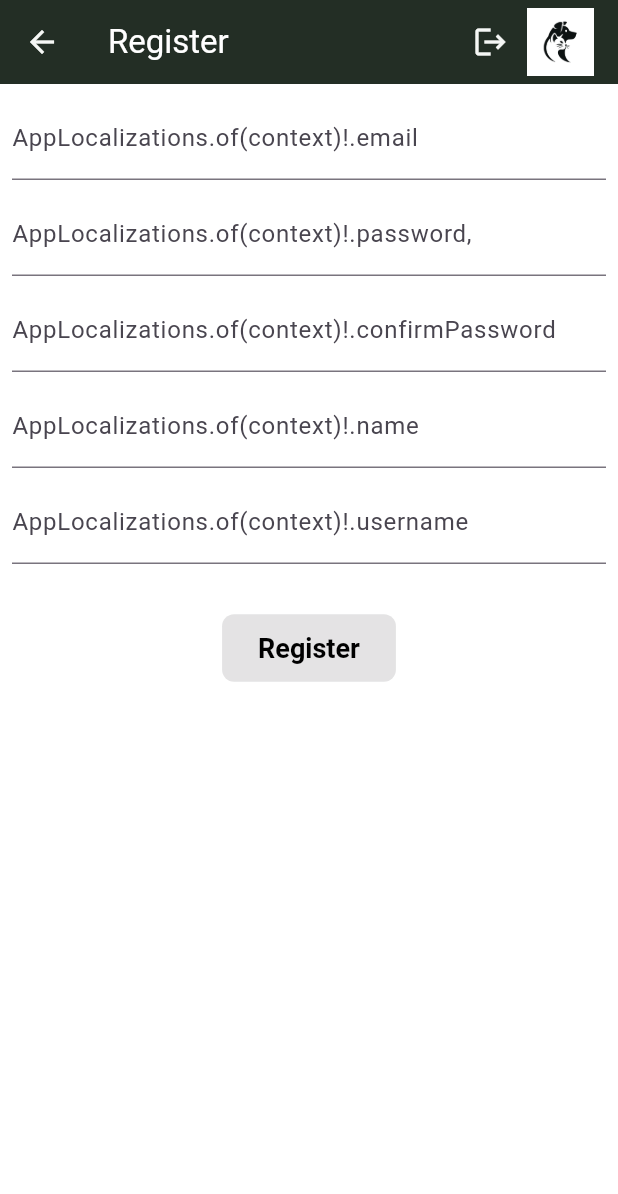
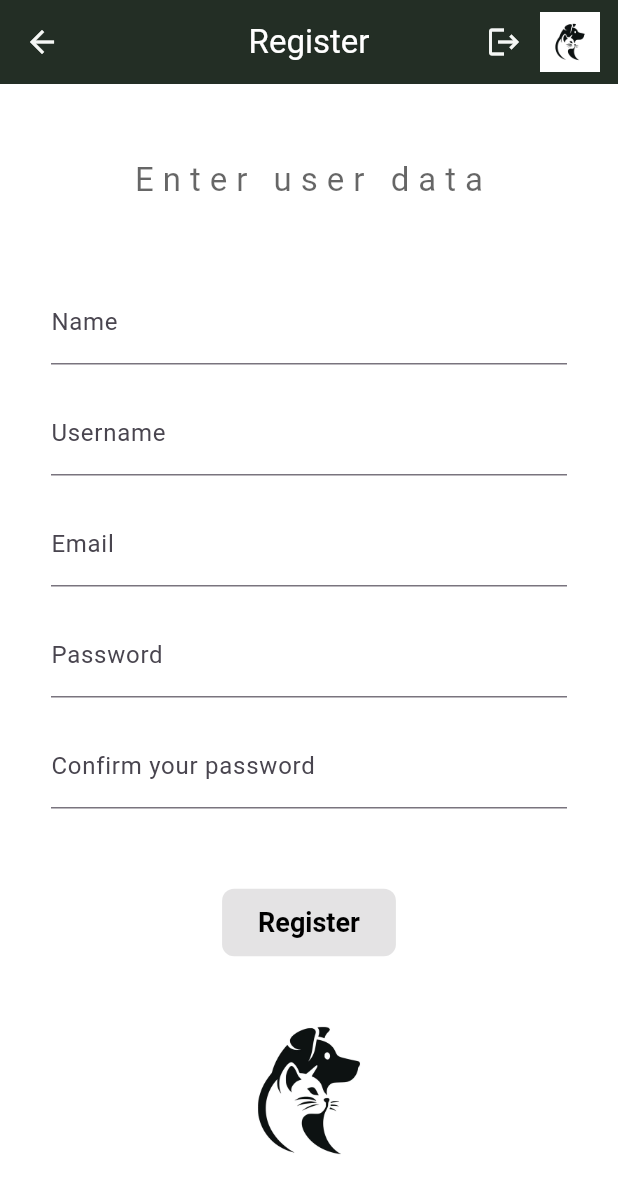
Before and after one commit to PetarJovanovic996/my_pet, a Flutter app: the RegisterScreen screen opened by its route, on a phone screen of 412 x 824 dp. Shown: the top 1194 px of the screen. Run offline on Flutter 3.47's test engine with Material 3 defaults, Android fonts, the phone set to English and light mode, and no system bars; our stand-ins replace bloc, equatable, firebase_auth, firebase_core, flutter_bloc, formz and 2 more; accounts and stored records are empty.

Commit message:
Register UI /corrected size error / implemented scrolable widget

```diff
--- a/lib/l10n/app_localizations.dart
+++ b/lib/l10n/app_localizations.dart
@@ -62,8 +62,7 @@ import 'app_localizations_sr.dart';
 /// be consistent with the languages listed in the AppLocalizations.supportedLocales
 /// property.
 abstract class AppLocalizations {
-  AppLocalizations(String locale)
-    : localeName = intl.Intl.canonicalizedLocale(locale.toString());
+  AppLocalizations(String locale) : localeName = intl.Intl.canonicalizedLocale(locale.toString());
 
   final String localeName;
 
@@ -71,8 +70,7 @@ abstract class AppLocalizations {
     return Localizations.of<AppLocalizations>(context, AppLocalizations);
   }
 
-  static const LocalizationsDelegate<AppLocalizations> delegate =
-      _AppLocalizationsDelegate();
+  static const LocalizationsDelegate<AppLocalizations> delegate = _AppLocalizationsDelegate();
 
   /// A list of this localizations delegate along with the default localizations
   /// delegates.
@@ -84,18 +82,17 @@ abstract class AppLocalizations {
   /// Additional delegates can be added by appending to this list in
   /// MaterialApp. This list does not have to be used at all if a custom list
   /// of delegates is preferred or required.
-  static const List<LocalizationsDelegate<dynamic>> localizationsDelegates =
-      <LocalizationsDelegate<dynamic>>[
-        delegate,
-        GlobalMaterialLocalizations.delegate,
-        GlobalCupertinoLocalizations.delegate,
-        GlobalWidgetsLocalizations.delegate,
-      ];
+  static const List<LocalizationsDelegate<dynamic>> localizationsDelegates = <LocalizationsDelegate<dynamic>>[
+    delegate,
+    GlobalMaterialLocalizations.delegate,
+    GlobalCupertinoLocalizations.delegate,
+    GlobalWidgetsLocalizations.delegate,
+  ];
 
   /// A list of this localizations delegate's supported locales.
   static const List<Locale> supportedLocales = <Locale>[
     Locale('en'),
-    Locale('sr'),
+    Locale('sr')
   ];
 
   /// No description provided for @hello.
@@ -145,10 +142,87 @@ abstract class AppLocalizations {
   /// In en, this message translates to:
   /// **'Register'**
   String get register;
+
+  /// No description provided for @successfullRegistration.
+  ///
+  /// In en, this message translates to:
+  /// **'Successfull Registration'**
+  String get successfullRegistration;
+
+  /// No description provided for @invalidRegistration.
+  ///
+  /// In en, this message translates to:
+  /// **'Registration Failed'**
+  String get invalidRegistration;
+
+  /// No description provided for @enterUserData.
+  ///
+  /// In en, this message translates to:
+  /// **'Enter user data'**
+  String get enterUserData;
+
+  /// No description provided for @name.
+  ///
+  /// In en, this message translates to:
+  /// **'Name'**
+  String get name;
+
+  /// No description provided for @username.
+  ///
+  /// In en, this message translates to:
+  /// **'Username'**
+  String get username;
+
+  /// No description provided for @invalidName.
+  ///
+  /// In en, this message translates to:
+  /// **'Invalid Name'**
+  String get invalidName;
+
+  /// No description provided for @invalidUserName.
+  ///
+  /// In en, this message translates to:
+  /// **'Invalid Username'**
+  String get invalidUserName;
+
+  /// No description provided for @invalidEmail.
+  ///
+  /// In en, this message translates to:
+  /// **'Invalid Email'**
+  String get invalidEmail;
+
+  /// No description provided for @invalidPassword.
+  ///
+  /// In en, this message translates to:
+  /// **'Invalid Password'**
+  String get invalidPassword;
+
+  /// No description provided for @password.
+  ///
+  /// In en, this message translates to:
+  /// **'Password'**
+  String get password;
+
+  /// No description provided for @email.
+  ///
+  /// In en, this message translates to:
+  /// **'Email'**
+  String get email;
+
+  /// No description provided for @passwordDontMatch.
+  ///
+  /// In en, this message translates to:
+  /// **'Password dont match'**
+  String get passwordDontMatch;
+
+  /// No description provided for @confirmPassword.
+  ///
+  /// In en, this message translates to:
+  /// **'Confirm your password'**
+  String get confirmPassword;
 }
 
-class _AppLocalizationsDelegate
-    extends LocalizationsDelegate<AppLocalizations> {
+class _AppLocalizationsDelegate extends LocalizationsDelegate<AppLocalizations> {
   const _AppLocalizationsDelegate();
 
   @override
@@ -157,26 +231,25 @@ class _AppLocalizationsDelegate
   }
 
   @override
-  bool isSupported(Locale locale) =>
-      <String>['en', 'sr'].contains(locale.languageCode);
+  bool isSupported(Locale locale) => <String>['en', 'sr'].contains(locale.languageCode);
 
   @override
   bool shouldReload(_AppLocalizationsDelegate old) => false;
 }
 
 AppLocalizations lookupAppLocalizations(Locale locale) {
+
+
   // Lookup logic when only language code is specified.
   switch (locale.languageCode) {
-    case 'en':
-      return AppLocalizationsEn();
-    case 'sr':
-      return AppLocalizationsSr();
+    case 'en': return AppLocalizationsEn();
+    case 'sr': return AppLocalizationsSr();
   }
 
   throw FlutterError(
     'AppLocalizations.delegate failed to load unsupported locale "$locale". This is likely '
     'an issue with the localizations generation tool. Please file an issue '
     'on GitHub with a reproducible sample app and the gen-l10n configuration '
-    'that was used.',
+    'that was used.'
   );
 }
--- a/lib/main.dart
+++ b/lib/main.dart
@@ -1,3 +1,4 @@
+import 'package:authentication_repository/authentication_repository.dart';
 import 'package:firebase_core/firebase_core.dart';
 import 'package:flutter/material.dart';
 import 'package:flutter_bloc/flutter_bloc.dart';
@@ -8,22 +9,43 @@
 import 'package:my_pet/data/models/language.dart';
 import 'package:my_pet/core/firebase_options.dart';
 import 'package:my_pet/l10n/app_localizations.dart';
+import 'package:my_pet/presentations/cubit/authentication/log_out_cubit.dart';
 
 Future<void> main() async {
   WidgetsFlutterBinding.ensureInitialized();
   Bloc.observer = AppBlocObserver();
 
   await Firebase.initializeApp(options: DefaultFirebaseOptions.currentPlatform);
+  final authenticationRepository = AuthenticationRepository();
+  final isLoggedIn = (await authenticationRepository.user.first) != User.empty;
 
-  runApp(const MyApp());
+  runApp(
+    BlocProvider(
+      create: (context) => LogOutCubit(AuthenticationRepository()),
+      child: MyApp(
+        authenticationRepository: authenticationRepository,
+        isLoggedIn: isLoggedIn,
+      ),
+    ),
+  );
 }
 
 class MyApp extends StatelessWidget {
-  const MyApp({super.key});
+  const MyApp({
+    required AuthenticationRepository authenticationRepository,
+    this.isLoggedIn = false,
+
+    super.key,
+  }) : _authenticationRepository = authenticationRepository;
+
+  final AuthenticationRepository _authenticationRepository;
+  final bool isLoggedIn;
 
   @override
   Widget build(BuildContext context) {
-    return MaterialApp(
+    return RepositoryProvider.value(
+      value: _authenticationRepository,
+      child: MaterialApp(
         localizationsDelegates: [
           AppLocalizations.delegate,
           GlobalMaterialLocalizations.delegate,
@@ -41,7 +63,9 @@
 
         debugShowCheckedModeBanner: false,
         title: 'My Pet',
+        initialRoute: isLoggedIn ? Routes.homeScreen : Routes.welcomeViewScreen,
         onGenerateRoute: MyRouter.onGenerateRoute,
+      ),
     );
   }
 }
--- a/lib/presentations/screens/welcome and onboarding/register_screen.dart
+++ b/lib/presentations/screens/welcome and onboarding/register_screen.dart
@@ -18,7 +18,7 @@ class RegisterScreen extends StatelessWidget {
         showSignOut: false,
       ),
       body: Padding(
-        padding: const EdgeInsets.all(8),
+        padding: const EdgeInsets.all(18),
         child: BlocProvider(
           create: (context) => RegisterCubit(AuthenticationRepository()),
           child: const RegisterForm(),
@@ -37,38 +37,57 @@ class RegisterForm extends StatelessWidget {
       listenWhen: (previous, current) => previous.status != current.status,
       listener: (context, state) {
         if (state.status.isSuccess) {
-          ScaffoldMessenger.of(
-            context,
-          ).showSnackBar(SnackBar(content: Text('successfulRegistration')));
+          ScaffoldMessenger.of(context).showSnackBar(
+            SnackBar(
+              content: Text(
+                AppLocalizations.of(context)!.successfullRegistration,
+              ),
+            ),
+          );
           Navigator.of(context).pushReplacementNamed(Routes.logInScreen);
         }
         if (state.status.isFailure) {
           ScaffoldMessenger.of(context).showSnackBar(
             SnackBar(
               content: Text(
-                state.errorMessage ?? 'AppLocalizations.of(context)!.error',
+                state.errorMessage ??
+                    AppLocalizations.of(context)!.invalidRegistration,
               ),
             ),
           );
         }
       },
       builder: (context, state) {
-        return Column(
+        return SafeArea(
+          child: SingleChildScrollView(
+            padding: EdgeInsets.only(bottom: 30, left: 16, right: 16, top: 30),
+            child: Column(
+              crossAxisAlignment: CrossAxisAlignment.center,
+              spacing: 18,
               children: [
+                Text(
+                  AppLocalizations.of(context)!.enterUserData,
+                  style: TextStyle(
+                    fontSize: 22,
+                    color: Theme.of(context).hintColor,
+                    letterSpacing: 6,
+                  ),
+                ),
+                const SizedBox(height: 16),
+
+                const _NameInput(),
+                const _UsernameInput(),
                 const _EmailInput(),
-            const SizedBox(height: 8),
                 const _PasswordInput(),
-            const SizedBox(height: 8),
                 const _ConfirmPasswordInput(),
-            const SizedBox(height: 8),
-            const _NameInput(),
-            const SizedBox(height: 8),
-            const _UsernameInput(),
-            const SizedBox(height: 16),
-            if (state.status.isInProgress) const CircularProgressIndicator(),
+                if (state.status.isInProgress)
+                  const CircularProgressIndicator(),
                 const SizedBox(height: 16),
                 const _RegisterButton(),
+                Image.asset('assets/images/appLogo.jpg', height: 140),
               ],
+            ),
+          ),
         );
       },
     );
@@ -76,7 +95,7 @@ class RegisterForm extends StatelessWidget {
 }
 
 class _NameInput extends StatelessWidget {
-  const _NameInput({super.key});
+  const _NameInput();
 
   @override
   Widget build(BuildContext context) {
@@ -88,10 +107,10 @@ class _NameInput extends StatelessWidget {
           onChanged: (name) => context.read<RegisterCubit>().enteredName(name),
           keyboardType: TextInputType.name,
           decoration: InputDecoration(
-            labelText: 'AppLocalizations.of(context)!.name',
+            labelText: AppLocalizations.of(context)!.name,
             errorText:
                 state.name.displayError != null
-                    ? 'AppLocalizations.of(context)!.invalidName'
+                    ? AppLocalizations.of(context)!.invalidName
                     : null,
           ),
         );
@@ -115,10 +134,10 @@ class _UsernameInput extends StatelessWidget {
                   context.read<RegisterCubit>().enteredUsername(username),
           keyboardType: TextInputType.text,
           decoration: InputDecoration(
-            labelText: 'AppLocalizations.of(context)!.username',
+            labelText: AppLocalizations.of(context)!.username,
             errorText:
                 state.username.displayError != null
-                    ? 'AppLocalizations.of(context)!.invalidUsername'
+                    ? AppLocalizations.of(context)!.invalidUserName
                     : null,
           ),
         );
@@ -141,10 +160,10 @@ class _EmailInput extends StatelessWidget {
               (email) => context.read<RegisterCubit>().enteredEmail(email),
           keyboardType: TextInputType.emailAddress,
           decoration: InputDecoration(
-            labelText: 'AppLocalizations.of(context)!.email',
+            labelText: AppLocalizations.of(context)!.email,
             errorText:
                 state.email.displayError != null
-                    ? 'AppLocalizations.of(context)!.invalidMail'
+                    ? AppLocalizations.of(context)!.invalidEmail
                     : null,
           ),
         );
@@ -169,10 +188,10 @@ class _PasswordInput extends StatelessWidget {
                   context.read<RegisterCubit>().enteredPassword(password),
           keyboardType: TextInputType.visiblePassword,
           decoration: InputDecoration(
-            labelText: 'AppLocalizations.of(context)!.password,',
+            labelText: AppLocalizations.of(context)!.password,
             errorText:
                 state.password.displayError != null
-                    ? 'AppLocalizations.of(context)!.invalidPassword'
+                    ? AppLocalizations.of(context)!.invalidPassword
                     : null,
           ),
         );
@@ -201,10 +220,10 @@ class _ConfirmPasswordInput extends StatelessWidget {
                   .enteredConfirmedPassword(password),
           keyboardType: TextInputType.visiblePassword,
           decoration: InputDecoration(
-            labelText: 'AppLocalizations.of(context)!.confirmPassword',
+            labelText: AppLocalizations.of(context)!.confirmPassword,
             errorText:
                 state.confirmedPassword.displayError != null
-                    ? 'AppLocalizations.of(context)!.passwordDontMatch'
+                    ? AppLocalizations.of(context)!.passwordDontMatch
                     : null,
           ),
         );
--- a/lib/presentations/widgets/main_app_bar.dart
+++ b/lib/presentations/widgets/main_app_bar.dart
@@ -1,4 +1,7 @@
+import 'package:authentication_repository/authentication_repository.dart';
 import 'package:flutter/material.dart';
+import 'package:flutter_bloc/flutter_bloc.dart';
+import 'package:my_pet/presentations/cubit/authentication/log_out_cubit.dart';
 
 class MainAppBar extends StatelessWidget implements PreferredSizeWidget {
   const MainAppBar({super.key, required this.title, this.showSignOut = true});
@@ -8,16 +11,14 @@ class MainAppBar extends StatelessWidget implements PreferredSizeWidget {
   @override
   Widget build(BuildContext context) {
     return AppBar(
-      title: Row(
-        children: [
-          Text(title),
-          const Spacer(flex: 8),
-          const Spacer(flex: 8),
-          const LogoutButton(),
-          Image.asset('assets/images/appLogo.jpg', height: 45),
-          const SizedBox.shrink(),
-        ],
-      ),
+      title: Text(title),
+      actions: [
+        const LogoutButton(),
+        Padding(
+          padding: const EdgeInsets.only(right: 12.0),
+          child: Image.asset('assets/images/appLogo.jpg', height: 40),
+        ),
+      ],
     );
   }
 
@@ -31,6 +32,21 @@ class LogoutButton extends StatelessWidget {
 
   @override
   Widget build(BuildContext context) {
-    return IconButton(onPressed: () {}, icon: Icon(Icons.logout));
+    return StreamBuilder(
+      stream: context.read<AuthenticationRepository>().user,
+      builder: (context, snapshot) {
+        bool isLoggedIn =
+            snapshot.hasData ? snapshot.data != User.empty : false;
+
+        if (!isLoggedIn) {
+          return Container();
+        }
+
+        return IconButton(
+          onPressed: () => context.read<LogOutCubit>().logOut(),
+          icon: const Icon(Icons.logout),
+        );
+      },
+    );
   }
 }
```
Also changed, not shown: lib/l10n/app_en.arb (+30 -1 lines), lib/l10n/app_localizations_en.dart (+39 -0 lines), lib/l10n/app_localizations_sr.dart (+39 -0 lines), lib/l10n/app_sr.arb (+27 -1 lines). Lines whose indentation alone changed are shown as unchanged.
